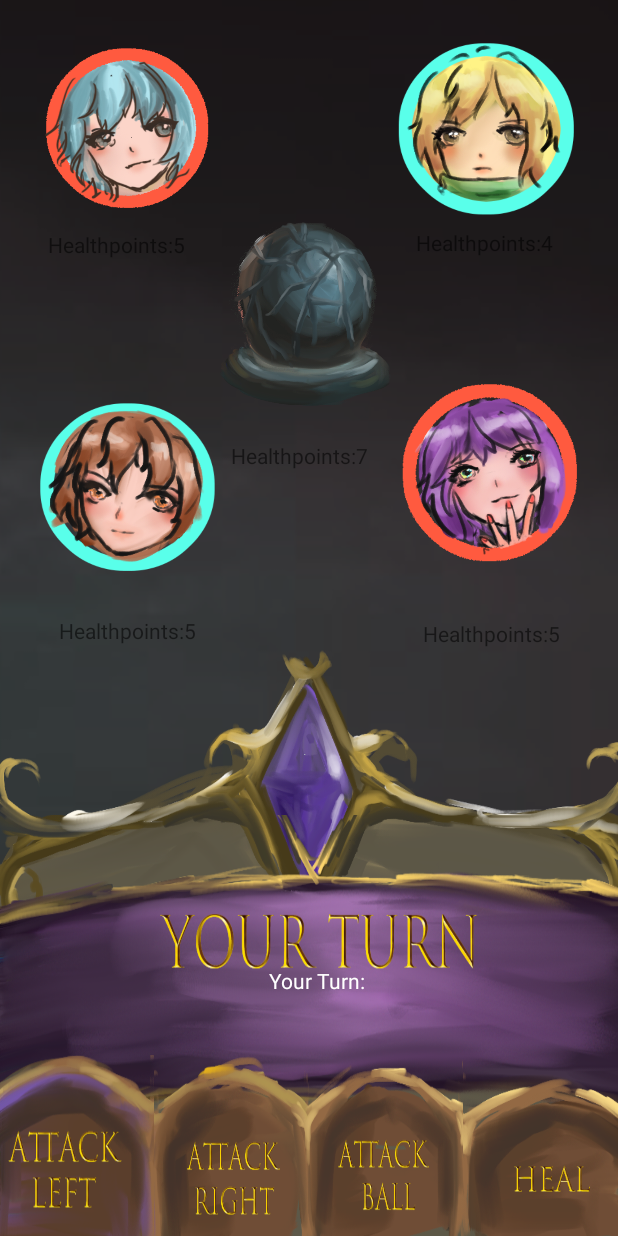
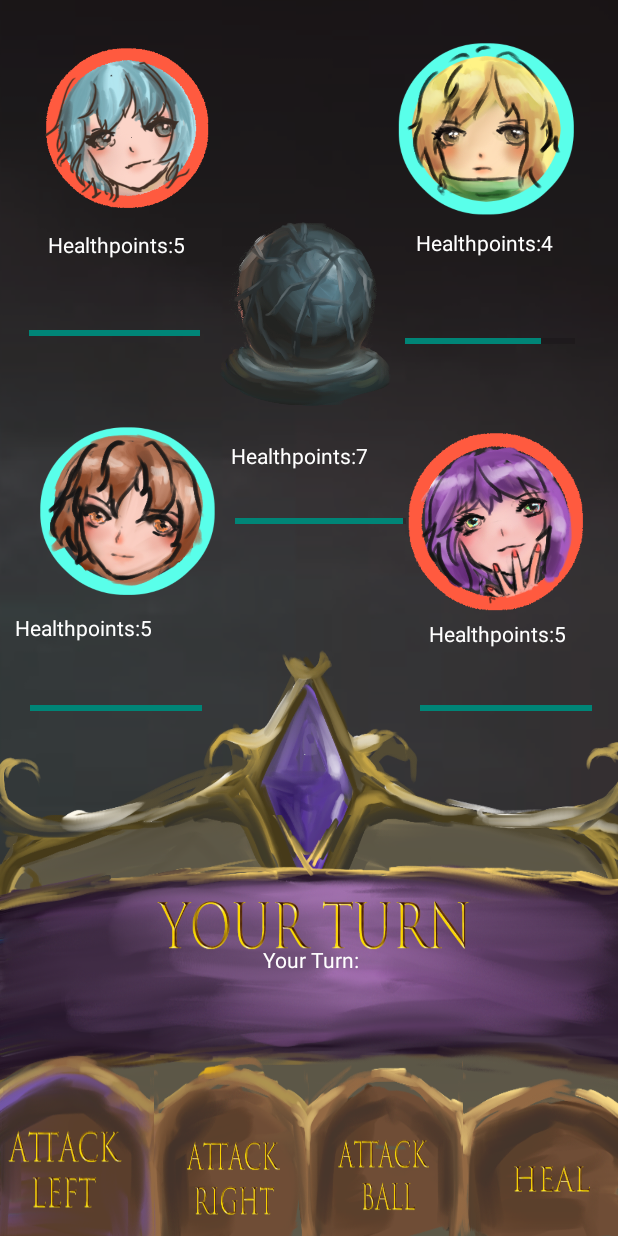
Before and after one commit to MJumbrella/HitBall-App, an Android app: the Main_Game_Board screen opened directly, with no data from a screen before it, after a tap on an icon or button, on a phone screen of 412 x 824 dp. Run offline under Robolectric (Android 15) with nearby library versions, the light colour scheme and no system bars.

Commit message:
change the mainboard display

```diff
--- a/app/src/main/AndroidManifest.xml
+++ b/app/src/main/AndroidManifest.xml
@@ -9,7 +9,7 @@
         android:roundIcon="@mipmap/ic_launcher_round"
         android:supportsRtl="true"
         android:theme="@style/Theme.HitBall">
-        <!-- main page -->
+        <!-- 首页 -->
         <activity android:name=".HomeActivity">
             <intent-filter>
                 <action android:name="android.intent.action.MAIN" />
--- a/app/src/main/java/com/example/hitball/Main_Game_Board.java
+++ b/app/src/main/java/com/example/hitball/Main_Game_Board.java
@@ -4,13 +4,20 @@ import android.content.Intent;
 import android.os.Bundle;
 import android.view.View;
 import android.widget.Button;
+import android.widget.ProgressBar;
 import android.widget.TextView;
 
 import androidx.appcompat.app.AppCompatActivity;
 
 //this is a message to show that wenting has pushed
 
+
 public class Main_Game_Board extends AppCompatActivity {
+    private int i = 100;
+    private int i2 = 100;
+    private int i3 = 100;
+    private int iball = 100;
+    private int i4 = 100; //set the counter for the player's health bar;
 
     @Override
     protected void onCreate(Bundle savedInstanceState) {
@@ -25,6 +32,19 @@ public class Main_Game_Board extends AppCompatActivity {
         TextView p3hp = (TextView) findViewById(R.id.board_tv_health3);
         TextView p4hp = (TextView) findViewById(R.id.board_tv_health4);
         TextView balhp = (TextView) findViewById(R.id.ballhealth);
+
+
+       ProgressBar pgsBar = (ProgressBar) findViewById(R.id.progressBar1); //intialize the health bar;
+        pgsBar.setProgress(100);
+        ProgressBar pgsBar2 = (ProgressBar) findViewById(R.id.progressBar2); //intialize the health bar;
+        pgsBar.setProgress(100);
+        ProgressBar pgsBar3 = (ProgressBar) findViewById(R.id.progressBar3); //intialize the health bar;
+        pgsBar.setProgress(100);
+        ProgressBar pgsBar4 = (ProgressBar) findViewById(R.id.progressBar4); //intialize the health bar;
+        pgsBar.setProgress(100);
+        ProgressBar pgsBarball = (ProgressBar) findViewById(R.id.progressBar5); //intialize the health bar;
+        pgsBar.setProgress(100);
+
 
         String name1 = ""; //initialize names in string (default)
         String name2 = "";
@@ -116,10 +136,31 @@ public class Main_Game_Board extends AppCompatActivity {
                     finish();//end
                 }
                 p1hp.setText(hp+Integer.toString(p1.gethp())); //set healthpoints texts
+                i = p1.gethp();
+                i = (100/5)* i;
+                pgsBar.setProgress(i);
+
                 p2hp.setText(hp+Integer.toString(p2.gethp()));
+
+                i2 = p2.gethp();
+                i2 = (100/5)* i2;
+                pgsBar2.setProgress(i2); //set the progress bar
+
                 p3hp.setText(hp+Integer.toString(p3.gethp()));
+                i2 = p3.gethp();
+                i2 = (100/5)* i2;
+                pgsBar3.setProgress(i2); //set the progress bar
+
                 p4hp.setText(hp+Integer.toString(p4.gethp()));
+                i2 = p4.gethp();
+                i2 = (100/5)* i2;
+                pgsBar4.setProgress(i2); //set the progress bar
+
                 balhp.setText(hp +Integer.toString(centerball.gethp()));
+                i2 = centerball.gethp();
+                i2 = (100/7)* i2;
+                pgsBarball.setProgress(i2); //set the progress bar
+
                 counter[0] += 1;
                 String newplayername = names[counter[0] %4]; // get next turn's player name
                 String round = "Your Turn: "+ newplayername; // change the round with the new player name
@@ -158,10 +199,30 @@ public class Main_Game_Board extends AppCompatActivity {
                     finish();//end
                 }
                 p1hp.setText(hp+Integer.toString(p1.gethp())); //set healthpoints texts
+                i = p1.gethp();
+                i = (100/5)* i;
+                pgsBar.setProgress(i);
+
                 p2hp.setText(hp+Integer.toString(p2.gethp()));
+
+                i2 = p2.gethp();
+                i2 = (100/5)* i2;
+                pgsBar2.setProgress(i2); //set the progress bar
+
                 p3hp.setText(hp+Integer.toString(p3.gethp()));
+                i2 = p3.gethp();
+                i2 = (100/5)* i2;
+                pgsBar3.setProgress(i2); //set the progress bar
+
                 p4hp.setText(hp+Integer.toString(p4.gethp()));
+                i2 = p4.gethp();
+                i2 = (100/5)* i2;
+                pgsBar4.setProgress(i2); //set the progress bar
+
                 balhp.setText(hp +Integer.toString(centerball.gethp()));
+                i2 = centerball.gethp();
+                i2 = (100/7)* i2;
+                pgsBarball.setProgress(i2); //set the progress bar
                 counter[0] += 1;
                 String newplayername = names[counter[0] %4]; // get next turn's player name
                 String round = "Your Turn: "+ newplayername; // change the round with the new player name
@@ -214,10 +275,30 @@ public class Main_Game_Board extends AppCompatActivity {
                     }
                 }
                 p1hp.setText(hp+Integer.toString(p1.gethp())); //set healthpoints texts
+                i = p1.gethp();
+                i = (100/5)* i;
+                pgsBar.setProgress(i);
+
                 p2hp.setText(hp+Integer.toString(p2.gethp()));
+
+                i2 = p2.gethp();
+                i2 = (100/5)* i2;
+                pgsBar2.setProgress(i2); //set the progress bar
+
                 p3hp.setText(hp+Integer.toString(p3.gethp()));
+                i2 = p3.gethp();
+                i2 = (100/5)* i2;
+                pgsBar3.setProgress(i2); //set the progress bar
+
                 p4hp.setText(hp+Integer.toString(p4.gethp()));
+                i2 = p4.gethp();
+                i2 = (100/5)* i2;
+                pgsBar4.setProgress(i2); //set the progress bar
+
                 balhp.setText(hp +Integer.toString(centerball.gethp()));
+                i2 = centerball.gethp();
+                i2 = (100/7)* i2;
+                pgsBarball.setProgress(i2); //set the progress bar
                 counter[0] += 1;
                 String newplayername = names[counter[0] %4]; // get next turn's player name
                 String round = "Your Turn: "+ newplayername; // change the round with the new player name
@@ -242,10 +323,30 @@ public class Main_Game_Board extends AppCompatActivity {
                     p2.cure();
                 }
                 p1hp.setText(hp+Integer.toString(p1.gethp())); //set healthpoints texts
+                i = p1.gethp();
+                i = (100/5)* i;
+                pgsBar.setProgress(i);
+
                 p2hp.setText(hp+Integer.toString(p2.gethp()));
+
+                i2 = p2.gethp();
+                i2 = (100/5)* i2;
+                pgsBar2.setProgress(i2); //set the progress bar
+
                 p3hp.setText(hp+Integer.toString(p3.gethp()));
+                i2 = p3.gethp();
+                i2 = (100/5)* i2;
+                pgsBar3.setProgress(i2); //set the progress bar
+
                 p4hp.setText(hp+Integer.toString(p4.gethp()));
+                i2 = p4.gethp();
+                i2 = (100/5)* i2;
+                pgsBar4.setProgress(i2); //set the progress bar
+
                 balhp.setText(hp +Integer.toString(centerball.gethp()));
+                i2 = centerball.gethp();
+                i2 = (100/7)* i2;
+                pgsBarball.setProgress(i2); //set the progress bar
                 counter[0] += 1;
                 String newplayername = names[counter[0] %4]; // get next turn's player name
                 String round = "Your Turn: "+ newplayername; // change the round with the new player name
--- a/app/src/main/res/layout/activity_main__game__board.xml
+++ b/app/src/main/res/layout/activity_main__game__board.xml
@@ -2,6 +2,7 @@
 <LinearLayout xmlns:android="http://schemas.android.com/apk/res/android"
     xmlns:app="http://schemas.android.com/apk/res-auto"
     xmlns:tools="http://schemas.android.com/tools"
+    android:id="@+id/pro"
     android:layout_width="match_parent"
     android:layout_height="match_parent"
     android:background="@drawable/backg"
@@ -22,7 +23,7 @@
             android:layout_marginTop="20dp"
             android:background="@drawable/player1"
             android:gravity="center"
-            android:textColor="@color/black" />
+            android:textColor="@color/white" />
 
         <TextView
             android:id="@+id/board_tv_health1"
@@ -31,7 +32,8 @@
             android:layout_below="@id/board_tv_player1"
             android:layout_alignLeft="@id/board_tv_player1"
             android:layout_marginLeft="12dp"
-            android:layout_marginTop="1dp" />
+            android:layout_marginTop="1dp"
+            android:textColor="@color/white" />
 
         <TextView
             android:id="@+id/board_tv_player2"
@@ -42,7 +44,7 @@
             android:layout_marginRight="20dp"
             android:background="@drawable/player2"
             android:gravity="center"
-            android:textColor="@color/black" />
+            android:textColor="@color/white" />
 
         <TextView
             android:id="@+id/board_tv_health2"
@@ -51,7 +53,8 @@
             android:layout_below="@id/board_tv_player1"
             android:layout_alignLeft="@id/board_tv_player2"
             android:layout_marginLeft="19dp"
-            android:layout_marginTop="0dp" />
+            android:layout_marginTop="0dp"
+            android:textColor="@color/white" />
 
         <TextView
             android:id="@+id/board_tv_ball"
@@ -70,7 +73,8 @@
             android:layout_below="@id/board_tv_ball"
             android:layout_alignLeft="@id/board_tv_ball"
             android:layout_marginLeft="27dp"
-            android:layout_marginTop="-3dp" />
+            android:layout_marginTop="-3dp"
+            android:textColor="@color/white" />
 
         <TextView
             android:id="@+id/board_tv_player4"
@@ -78,10 +82,10 @@
             android:layout_height="137dp"
             android:layout_above="@id/board_tv_health4"
             android:layout_marginLeft="20dp"
-            android:layout_marginBottom="16dp"
+            android:layout_marginBottom="-2dp"
             android:background="@drawable/player3"
             android:gravity="center"
-            android:textColor="@color/black" />
+            android:textColor="@color/white" />
 
         <TextView
             android:id="@+id/board_tv_health4"
@@ -89,8 +93,9 @@
             android:layout_height="wrap_content"
             android:layout_alignLeft="@id/board_tv_player4"
             android:layout_alignParentBottom="true"
-            android:layout_marginLeft="19dp"
-            android:layout_marginBottom="3dp" />
+            android:layout_marginLeft="-10dp"
+            android:layout_marginBottom="5dp"
+            android:textColor="@color/white" />
 
         <TextView
             android:id="@+id/board_tv_player3"
@@ -98,11 +103,11 @@
             android:layout_height="129dp"
             android:layout_above="@id/board_tv_health3"
             android:layout_alignParentRight="true"
-            android:layout_marginRight="15dp"
-            android:layout_marginBottom="29dp"
+            android:layout_marginRight="11dp"
+            android:layout_marginBottom="-3dp"
             android:background="@drawable/player4"
             android:gravity="center"
-            android:textColor="@color/black" />
+            android:textColor="@color/white" />
 
         <TextView
             android:id="@+id/board_tv_health3"
@@ -111,7 +116,64 @@
             android:layout_alignLeft="@id/board_tv_player3"
             android:layout_alignParentBottom="true"
             android:layout_marginLeft="21dp"
-            android:layout_marginBottom="1dp" />
+            android:layout_marginBottom="1dp"
+            android:textColor="@color/white" />
+
+        <ProgressBar
+            android:id="@+id/progressBar1"
+            style="?android:attr/progressBarStyleHorizontal"
+            android:layout_width="114dp"
+            android:layout_height="19dp"
+            android:layout_above="@+id/board_tv_player4"
+            android:layout_below="@+id/board_tv_health1"
+            android:layout_alignEnd="@+id/board_tv_player1"
+            android:layout_alignRight="@+id/board_tv_player1"
+            android:layout_marginTop="8dp"
+            android:layout_marginEnd="24dp"
+            android:layout_marginRight="24dp"
+            android:layout_marginBottom="9dp"
+            android:max="100"
+            android:progress="79" />
+
+        <ProgressBar
+            android:id="@+id/progressBar5"
+            style="?android:attr/progressBarStyleHorizontal"
+            android:layout_width="114dp"
+            android:layout_height="19dp"
+            android:layout_below="@+id/ballhealth"
+            android:layout_alignStart="@+id/board_tv_ball"
+            android:layout_alignLeft="@+id/board_tv_ball"
+            android:layout_alignEnd="@+id/board_tv_ball"
+            android:layout_alignRight="@+id/board_tv_ball"
+            android:layout_alignParentBottom="true"
+            android:layout_marginStart="30dp"
+            android:layout_marginLeft="30dp"
+            android:layout_marginTop="5dp"
+            android:layout_marginEnd="14dp"
+            android:layout_marginRight="14dp"
+            android:layout_marginBottom="57dp"
+            android:max="100"
+            android:progress="79" />
+
+        <ProgressBar
+            android:id="@+id/progressBar2"
+            style="?android:attr/progressBarStyleHorizontal"
+            android:layout_width="114dp"
+            android:layout_height="19dp"
+            android:layout_above="@+id/board_tv_player3"
+            android:layout_below="@+id/board_tv_health2"
+            android:layout_alignStart="@+id/board_tv_player2"
+            android:layout_alignLeft="@+id/board_tv_player2"
+            android:layout_alignEnd="@+id/board_tv_player1"
+            android:layout_alignRight="@+id/board_tv_player1"
+            android:layout_marginStart="12dp"
+            android:layout_marginLeft="12dp"
+            android:layout_marginTop="7dp"
+            android:layout_marginEnd="-226dp"
+            android:layout_marginRight="-226dp"
+            android:layout_marginBottom="10dp"
+            android:max="100"
+            android:progress="79" />
 
     </RelativeLayout>
 
@@ -131,9 +193,9 @@
             android:layout_alignParentBottom="true"
             android:layout_marginHorizontal="50dp"
             android:layout_marginTop="110dp"
-            android:layout_marginEnd="-13dp"
-            android:layout_marginRight="-13dp"
-            android:layout_marginBottom="60dp"
+            android:layout_marginEnd="-6dp"
+            android:layout_marginRight="-6dp"
+            android:layout_marginBottom="88dp"
             android:background="@drawable/youeturn"
             android:gravity="center"
             android:paddingVertical="10dp"
@@ -190,6 +252,46 @@
 
         </LinearLayout>
 
+        <ProgressBar
+            android:id="@+id/progressBar3"
+            style="?android:attr/progressBarStyleHorizontal"
+            android:layout_width="114dp"
+            android:layout_height="19dp"
+            android:layout_alignBottom="@+id/board_your_turn"
+            android:layout_alignParentStart="true"
+            android:layout_alignParentLeft="true"
+            android:layout_alignParentTop="true"
+            android:layout_alignParentEnd="true"
+            android:layout_alignParentRight="true"
+            android:layout_marginStart="20dp"
+            android:layout_marginLeft="20dp"
+            android:layout_marginTop="8dp"
+            android:layout_marginEnd="277dp"
+            android:layout_marginRight="277dp"
+            android:layout_marginBottom="233dp"
+            android:max="100"
+            android:progress="79" />
+
+        <ProgressBar
+            android:id="@+id/progressBar4"
+            style="?android:attr/progressBarStyleHorizontal"
+            android:layout_width="114dp"
+            android:layout_height="19dp"
+            android:layout_alignBottom="@+id/board_your_turn"
+            android:layout_alignParentStart="true"
+            android:layout_alignParentLeft="true"
+            android:layout_alignParentTop="true"
+            android:layout_alignParentEnd="true"
+            android:layout_alignParentRight="true"
+            android:layout_marginStart="280dp"
+            android:layout_marginLeft="280dp"
+            android:layout_marginTop="8dp"
+            android:layout_marginEnd="17dp"
+            android:layout_marginRight="17dp"
+            android:layout_marginBottom="233dp"
+            android:max="100"
+            android:progress="79" />
+
 
     </RelativeLayout>
 
--- a/app/src/main/res/layout/activity_playerinfo.xml
+++ b/app/src/main/res/layout/activity_playerinfo.xml
@@ -85,4 +85,15 @@
         app:layout_constraintBottom_toBottomOf="parent"
         app:layout_constraintEnd_toEndOf="parent"
         app:layout_constraintStart_toStartOf="parent" />
+
+    <ProgressBar
+        android:id="@+id/progressBar"
+        style="?android:attr/progressBarStyleHorizontal"
+        android:layout_width="wrap_content"
+        android:layout_height="wrap_content"
+        android:max="100"
+        app:layout_constraintBottom_toBottomOf="parent"
+        app:layout_constraintEnd_toEndOf="parent"
+        app:layout_constraintStart_toStartOf="parent"
+        app:layout_constraintTop_toBottomOf="@+id/Continue" />
 </androidx.constraintlayout.widget.ConstraintLayout>
--- /dev/null
+++ b/app/src/main/res/xml/actions.xml
@@ -0,0 +1,6 @@
+<?xml version ="1.0" encoding ="utf-8"?><!--  Learn More about how to use App Actions: https://developer.android.com/guide/actions/index.html -->
+<animation-list xmlns:android="http://schemas.android.com/apk/res/android"
+    android:oneshot="true">
+
+
+</animation-list>
```
